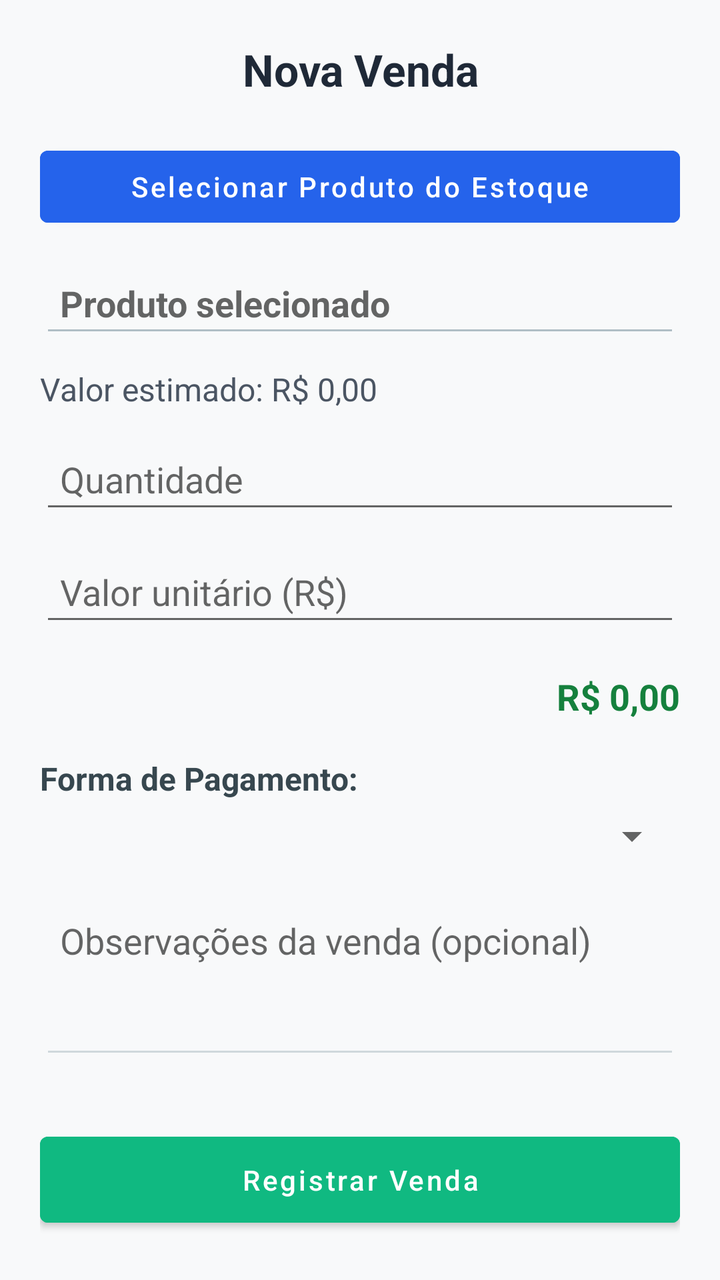
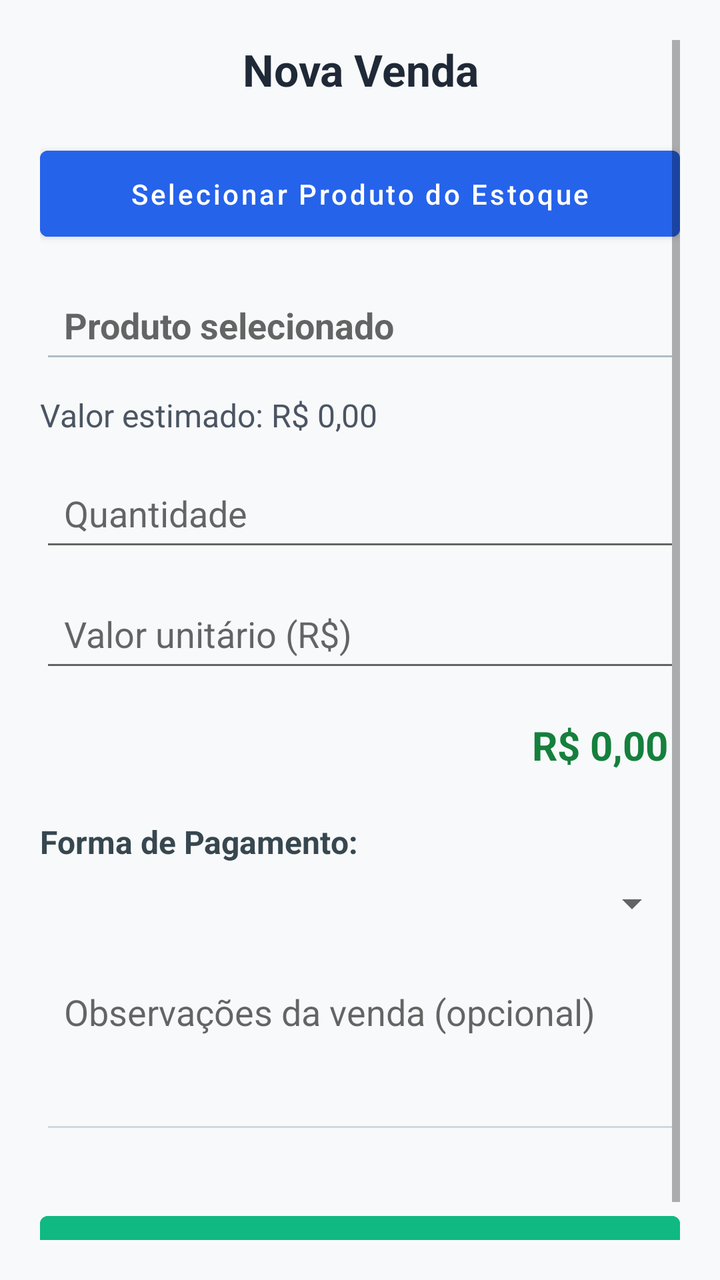

An Android layout rendered at two revisions. The XML below is the earlier revision; the diff shows what the commit changed to produce the second picture.
<!-- AndroidManifest.xml: application theme Theme.COISABOA -->
<!-- res/layout/activity_vender.xml -->
<?xml version="1.0" encoding="utf-8"?>
<ScrollView xmlns:android="http://schemas.android.com/apk/res/android"
    android:layout_width="match_parent"
    android:layout_height="match_parent"
    android:background="#F8F9FA"
    android:padding="20dp">

    <LinearLayout
        android:layout_width="match_parent"
        android:layout_height="wrap_content"
        android:orientation="vertical">

        
        <TextView
            android:id="@+id/tvTituloVenda"
            android:layout_width="match_parent"
            android:layout_height="wrap_content"
            android:text="Nova Venda"
            android:textSize="22sp"
            android:textStyle="bold"
            android:textColor="#1F2937"
            android:gravity="center"
            android:paddingBottom="20dp" />

        
        <Button
            android:id="@+id/btnSelecionarProduto"
            android:layout_width="match_parent"
            android:layout_height="wrap_content"
            android:text="Selecionar Produto do Estoque"
            android:textAllCaps="false"
            android:backgroundTint="#2563EB"
            android:textColor="#FFFFFF"
            android:layout_marginBottom="12dp" />

        
        <EditText
            android:id="@+id/etProduto"
            android:layout_width="match_parent"
            android:layout_height="wrap_content"
            android:hint="Produto selecionado"
            android:enabled="false"
            android:backgroundTint="#B0BEC5"
            android:textColor="#000000"
            android:textStyle="bold"
            android:padding="10dp"
            android:layout_marginBottom="10dp" />

        
        <TextView
            android:id="@+id/tvValorEstimado"
            android:layout_width="match_parent"
            android:layout_height="wrap_content"
            android:text="Valor estimado: R$ 0,00"
            android:textSize="16sp"
            android:textColor="#4B5563"
            android:layout_marginBottom="12dp" />

        
        <EditText
            android:id="@+id/etQuantidade"
            android:layout_width="match_parent"
            android:layout_height="wrap_content"
            android:hint="Quantidade"
            android:inputType="number"
            android:layout_marginBottom="12dp"
            android:padding="10dp" />

        
        <EditText
            android:id="@+id/etValorUnitario"
            android:layout_width="match_parent"
            android:layout_height="wrap_content"
            android:hint="Valor unitário (R$)"
            android:inputType="numberDecimal"
            android:layout_marginBottom="12dp"
            android:padding="10dp" />

        
        <TextView
            android:id="@+id/tvValorTotal"
            android:layout_width="match_parent"
            android:layout_height="wrap_content"
            android:text="R$ 0,00"
            android:textSize="18sp"
            android:textStyle="bold"
            android:gravity="end"
            android:textColor="#15803D"
            android:paddingTop="6dp"
            android:paddingBottom="18dp" />

        
        <TextView
            android:layout_width="match_parent"
            android:layout_height="wrap_content"
            android:text="Forma de Pagamento:"
            android:textSize="16sp"
            android:textStyle="bold"
            android:textColor="#37474F"
            android:layout_marginBottom="6dp" />

        <Spinner
            android:id="@+id/spPagamento"
            android:layout_width="match_parent"
            android:layout_height="wrap_content"
            android:layout_marginBottom="18dp" />

        
        <EditText
            android:id="@+id/etObservacoes"
            android:layout_width="match_parent"
            android:layout_height="wrap_content"
            android:hint="Observações da venda (opcional)"
            android:inputType="textMultiLine"
            android:minLines="3"
            android:gravity="top"
            android:backgroundTint="#CFD8DC"
            android:padding="10dp"
            android:layout_marginBottom="18dp" />

        
        <Button
            android:id="@+id/btnSalvarVenda"
            android:layout_width="match_parent"
            android:layout_height="wrap_content"
            android:text="Registrar Venda"
            android:textAllCaps="false"
            android:backgroundTint="#10B981"
            android:textColor="#FFFFFF"
            android:layout_marginTop="10dp"
            android:padding="12dp" />

    </LinearLayout>
</ScrollView>
<!-- resources referenced by this layout -->
<resources>
  <style name="Theme.COISABOA" parent="Theme.MaterialComponents.DayNight.NoActionBar">
          <item name="colorPrimary">@color/purple_500</item>
          <item name="colorPrimaryVariant">@color/purple_700</item>
          <item name="colorSecondary">@color/teal_200</item>
          <item name="android:statusBarColor" tools:targetApi="l">?attr/colorPrimaryVariant</item>
      </style>
  <color name="purple_500">#6200EE</color>
  <color name="purple_700">#3700B3</color>
  <color name="teal_200">#03DAC5</color>
</resources>

<!-- the commit's change to res/layout/activity_vender.xml (unified diff, before → after) -->
@@ -31,7 +31,8 @@
             android:textAllCaps="false"
             android:backgroundTint="#2563EB"
             android:textColor="#FFFFFF"
-            android:layout_marginBottom="12dp" />
+            android:layout_marginBottom="14dp"
+            android:padding="12dp" />
 
         
         <EditText
@@ -43,7 +44,7 @@
             android:backgroundTint="#B0BEC5"
             android:textColor="#000000"
             android:textStyle="bold"
-            android:padding="10dp"
+            android:padding="12dp"
             android:layout_marginBottom="10dp" />
 
         
@@ -54,7 +55,7 @@
             android:text="Valor estimado: R$ 0,00"
             android:textSize="16sp"
             android:textColor="#4B5563"
-            android:layout_marginBottom="12dp" />
+            android:layout_marginBottom="14dp" />
 
         
         <EditText
@@ -63,8 +64,8 @@
             android:layout_height="wrap_content"
             android:hint="Quantidade"
             android:inputType="number"
-            android:layout_marginBottom="12dp"
-            android:padding="10dp" />
+            android:padding="12dp"
+            android:layout_marginBottom="12dp" />
 
         
         <EditText
@@ -73,21 +74,27 @@
             android:layout_height="wrap_content"
             android:hint="Valor unitário (R$)"
             android:inputType="numberDecimal"
-            android:layout_marginBottom="12dp"
-            android:padding="10dp" />
+            android:padding="12dp"
+            android:layout_marginBottom="12dp" />
 
         
-        <TextView
-            android:id="@+id/tvValorTotal"
+        <LinearLayout
             android:layout_width="match_parent"
             android:layout_height="wrap_content"
-            android:text="R$ 0,00"
-            android:textSize="18sp"
-            android:textStyle="bold"
+            android:orientation="horizontal"
             android:gravity="end"
-            android:textColor="#15803D"
-            android:paddingTop="6dp"
-            android:paddingBottom="18dp" />
+            android:layout_marginBottom="18dp">
+
+            <TextView
+                android:id="@+id/tvValorTotal"
+                android:layout_width="wrap_content"
+                android:layout_height="wrap_content"
+                android:text="R$ 0,00"
+                android:textSize="20sp"
+                android:textStyle="bold"
+                android:textColor="#15803D"
+                android:padding="6dp" />
+        </LinearLayout>
 
         
         <TextView
@@ -97,7 +104,7 @@
             android:textSize="16sp"
             android:textStyle="bold"
             android:textColor="#37474F"
-            android:layout_marginBottom="6dp" />
+            android:layout_marginBottom="8dp" />
 
         <Spinner
             android:id="@+id/spPagamento"
@@ -115,8 +122,8 @@
             android:minLines="3"
             android:gravity="top"
             android:backgroundTint="#CFD8DC"
-            android:padding="10dp"
-            android:layout_marginBottom="18dp" />
+            android:padding="12dp"
+            android:layout_marginBottom="20dp" />
 
         
         <Button
@@ -127,8 +134,8 @@
             android:textAllCaps="false"
             android:backgroundTint="#10B981"
             android:textColor="#FFFFFF"
-            android:layout_marginTop="10dp"
-            android:padding="12dp" />
+            android:padding="14dp"
+            android:layout_marginTop="10dp" />
 
     </LinearLayout>
 </ScrollView>
